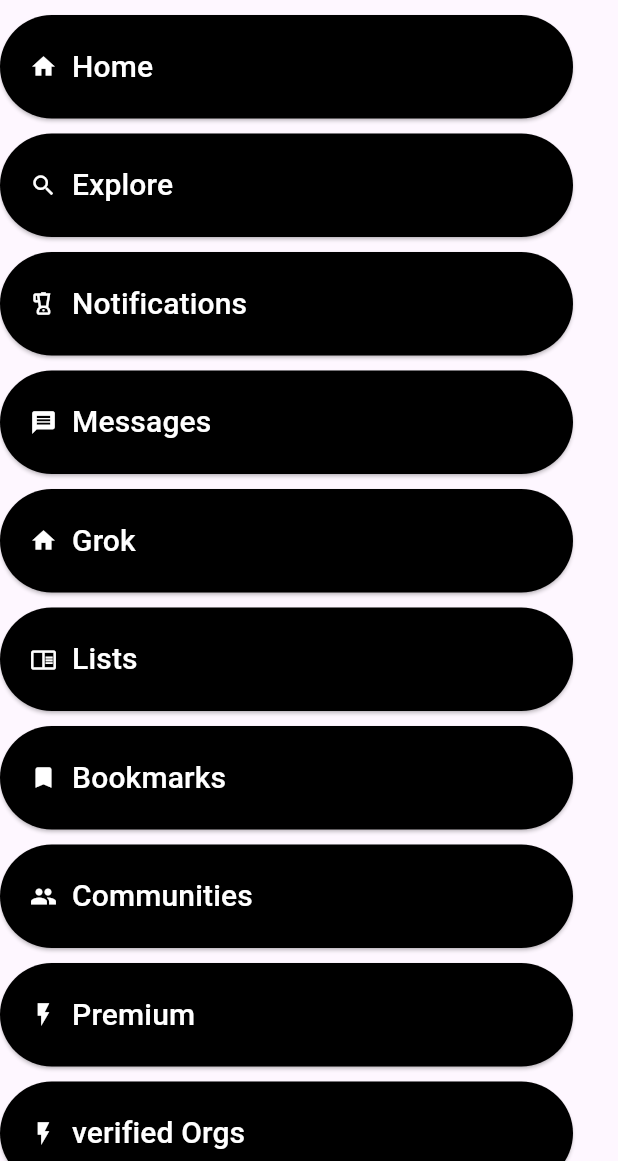
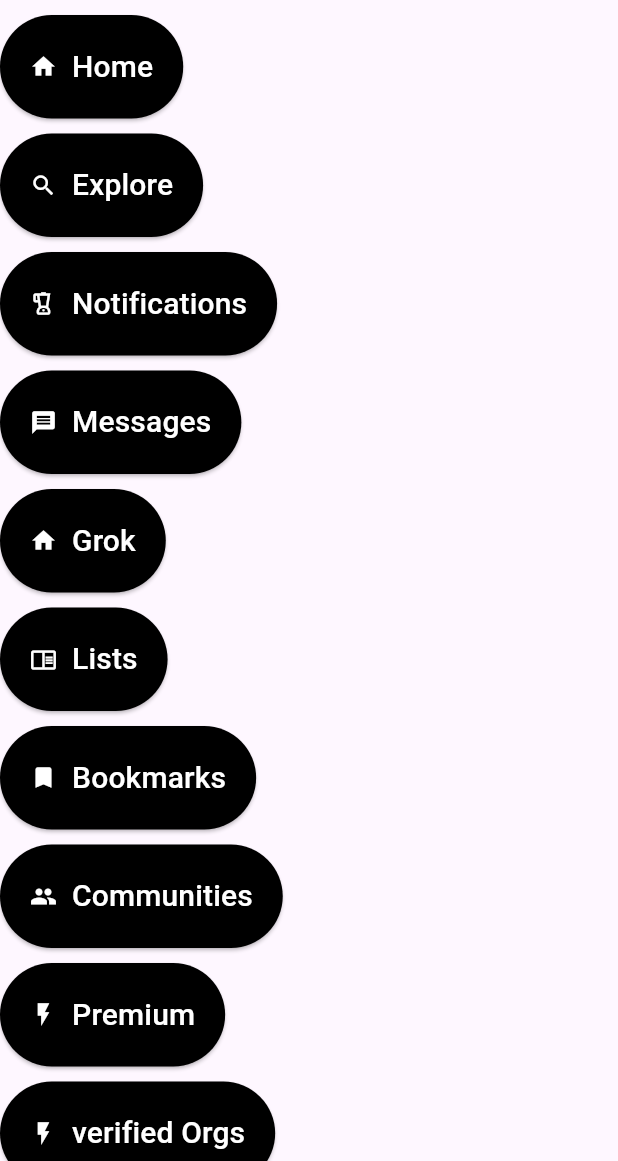
Before and after one commit to ngenovictor/twitter-clone, a Flutter app: the LeftPanel widget shown alone on an empty page, opened directly, on a phone screen of 412 x 824 dp, the part 75-1236 px from its top. Run offline on Flutter 3.47's test engine with Material 3 defaults, Android fonts, the phone set to English and light mode, and no system bars; our stand-ins replace font_awesome_flutter; network calls fail.

Commit message:
can now show correct sizes for left panel button icons

```diff
--- a/lib/left_panel.dart
+++ b/lib/left_panel.dart
@@ -19,13 +19,14 @@
     "Profile": Icons.person_outline,
     "More": Icons.more_horiz
   };
-  bool isDrawerItems;
+  final bool isDrawerItems;
 
   LeftPanel({super.key, this.isDrawerItems = false});
 
   @override
   Widget build(BuildContext context) {
     List<Widget> panelIcons = [];
+    bool showIconText = isDrawerItems || Responsive.isDesktop(context);
     _iconElements.forEach(
       (String iconText, IconData icon) {
         panelIcons.add(
@@ -35,14 +36,18 @@
                 backgroundColor: Colors.black,
                 foregroundColor: Colors.white,
                 overlayColor: const Color.fromARGB(255, 238, 238, 238),
-                padding: const EdgeInsets.all(20)),
+                padding: showIconText
+                    ? const EdgeInsets.all(20)
+                    : const EdgeInsets.all(20)),
             child: Row(
+              mainAxisSize: MainAxisSize.min,
               children: [
                 Icon(icon),
-                const SizedBox(
-                  width: 10,
-                ),
-                if (isDrawerItems || Responsive.isDesktop(context))
+                if (showIconText)
+                  const SizedBox(
+                    width: 10,
+                  ),
+                if (showIconText)
                   Text(
                     iconText,
                     style: const TextStyle(fontSize: 20),
@@ -55,13 +60,14 @@
       },
     );
 
-    return Padding(
-        padding: const EdgeInsets.only(right: 30),
+    return Container(
+        margin: const EdgeInsets.only(right: 30),
         child: Column(
           crossAxisAlignment: CrossAxisAlignment.start,
           children: [
                 const Image(
                   image: AssetImage("lib/assets/logo-white.png"),
+                  width: 50,
                   height: 50,
                 ),
                 _spaceBetween,
--- a/lib/main.dart
+++ b/lib/main.dart
@@ -113,13 +113,9 @@
 
                   // tablet
                   if (Responsive.isTablet(context))
-                    SizedBox(
-                        width: MediaQuery.of(context).size.width * 0.3,
-                        child: LeftPanel()),
+                    SizedBox(width: 150, child: LeftPanel()),
                   if (Responsive.isTablet(context))
-                    SizedBox(
-                        width: MediaQuery.of(context).size.width * 0.7,
-                        child: const FeedPanel()),
+                    const SizedBox(width: 500, child: FeedPanel()),
                   // desktop
                   if (Responsive.isDesktop(context))
                     SizedBox(width: 316, child: LeftPanel()),
--- a/lib/responsive.dart
+++ b/lib/responsive.dart
@@ -1,9 +1,16 @@
 import 'package:flutter/cupertino.dart';
 
+class ResponsiveConstants {
+  static const int maxMobileWidth = 650;
+  static const int maxTabletWidth = 1210;
+}
+
 class Responsive {
-  static isMobile(context) => MediaQuery.of(context).size.width < 650;
+  static isMobile(context) =>
+      MediaQuery.of(context).size.width < ResponsiveConstants.maxMobileWidth;
   static isTablet(context) =>
-      MediaQuery.of(context).size.width >= 650 &&
-      MediaQuery.of(context).size.width < 1100;
-  static isDesktop(context) => MediaQuery.of(context).size.width >= 1100;
+      MediaQuery.of(context).size.width >= ResponsiveConstants.maxMobileWidth &&
+      MediaQuery.of(context).size.width < ResponsiveConstants.maxTabletWidth;
+  static isDesktop(context) =>
+      MediaQuery.of(context).size.width >= ResponsiveConstants.maxTabletWidth;
 }
```
